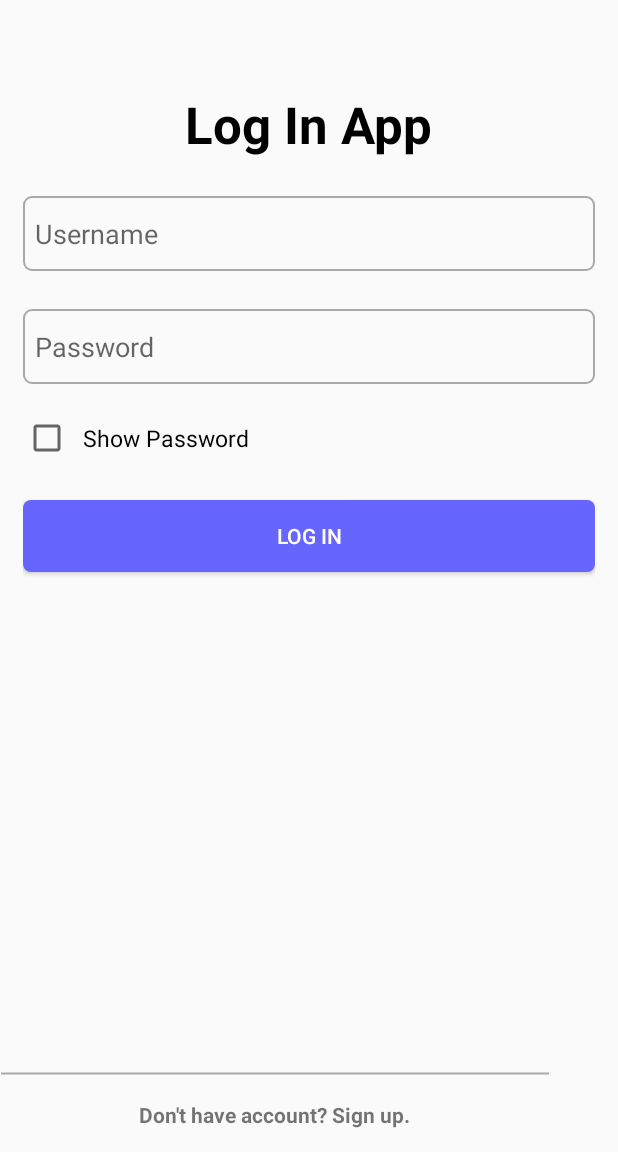
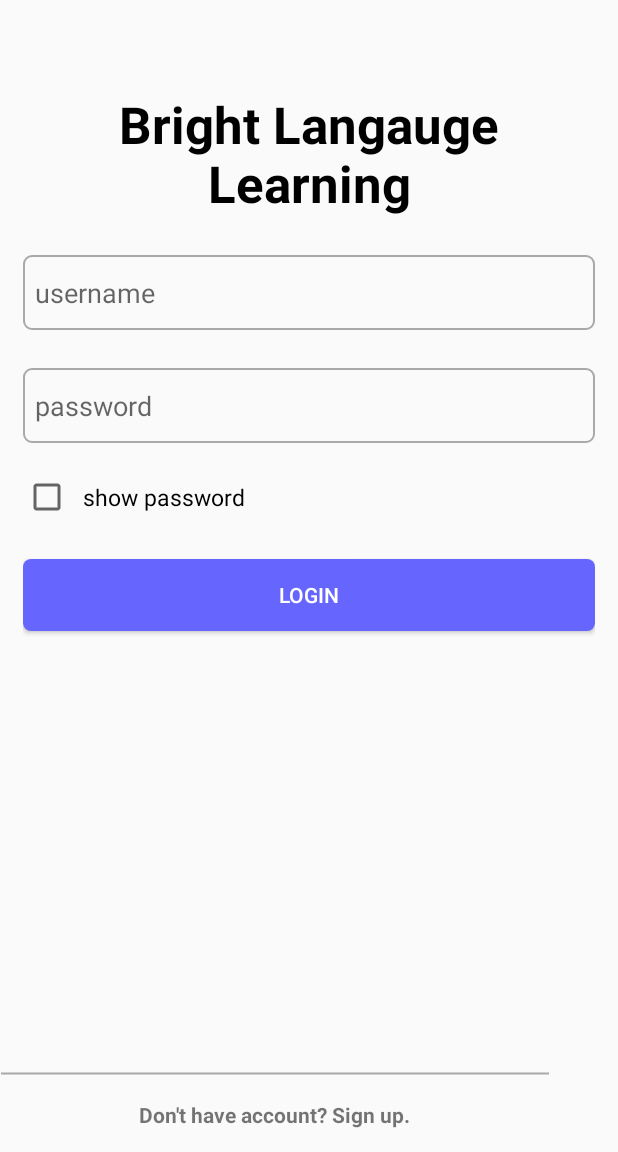
Before and after one commit to GitHubStoodent/SwahiliLanguageApp, an Android app: the screen it shows after launch (LoginActivity), on a phone screen of 412 x 824 dp, the part 84-1236 px from its top. Run offline under Robolectric (Android 15) with nearby library versions, the phone set to English and light mode, and no system bars.

```diff
--- a/app/src/main/res/layout/activity_login.xml
+++ b/app/src/main/res/layout/activity_login.xml
@@ -22,7 +22,7 @@
             android:layout_height="wrap_content"
             android:layout_gravity="center_horizontal"
             android:layout_marginTop="60dp"
-            android:text="Log In App"
+            android:text="@string/logintext_key"
             android:textAlignment="center"
             android:textColor="#000"
             android:textSize="34sp"
@@ -34,7 +34,7 @@
             android:layout_height="50dp"
             android:layout_marginTop="25dp"
             android:background="@drawable/etstyle"
-            android:hint="Username"
+            android:hint="@string/username"
             android:inputType="text"
             android:maxLines="1"
             android:paddingLeft="8dp"
@@ -46,7 +46,7 @@
             android:layout_height="50dp"
             android:layout_marginTop="25dp"
             android:background="@drawable/etstyle"
-            android:hint="Password"
+            android:hint="@string/passwprd"
             android:inputType="textPassword"
             android:maxLines="1"
             android:paddingLeft="8dp"
@@ -58,7 +58,7 @@
             android:layout_height="wrap_content"
             android:layout_marginTop="20dp"
             android:paddingLeft="8dp"
-            android:text="Show Password"
+            android:text="@string/show_password"
             android:textSize="15dp" />
 
         <Button
@@ -68,7 +68,7 @@
             android:layout_marginTop="25dp"
             android:background="@drawable/btnstylesel"
             android:clickable="true"
-            android:text="Log In"
+            android:text="@string/login_button"
             android:textColor="#fff" />
 
     </LinearLayout>
--- a/app/src/main/res/values/strings.xml
+++ b/app/src/main/res/values/strings.xml
@@ -15,4 +15,9 @@
 
     <!-- TODO: Remove or change this placeholder text -->
     <string name="hello_blank_fragment">Hello blank fragment</string>
+    <string name="logintext_key">Bright Langauge Learning</string>
+    <string name="username">username</string>
+    <string name="passwprd">password</string>
+    <string name="show_password">show password</string>
+    <string name="login_button">login</string>
 </resources>
```
Also changed, not shown: 1 other file.
